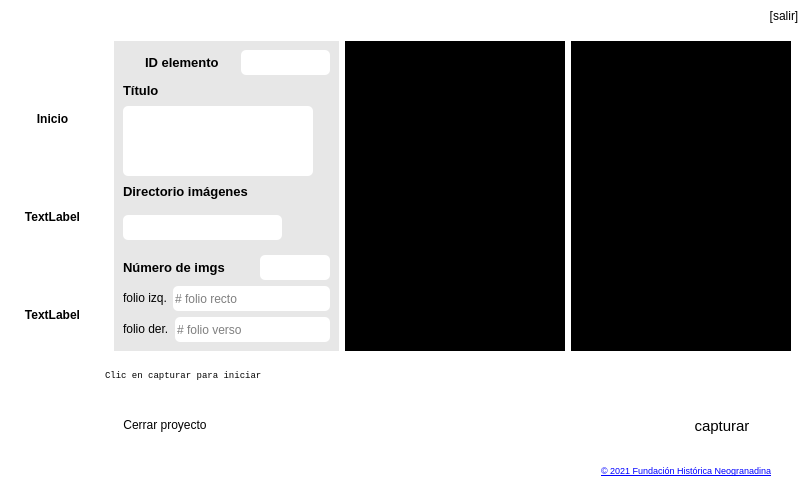
First picture: the form in main.ui, repository neogranadina/neo_escan, before the edit.
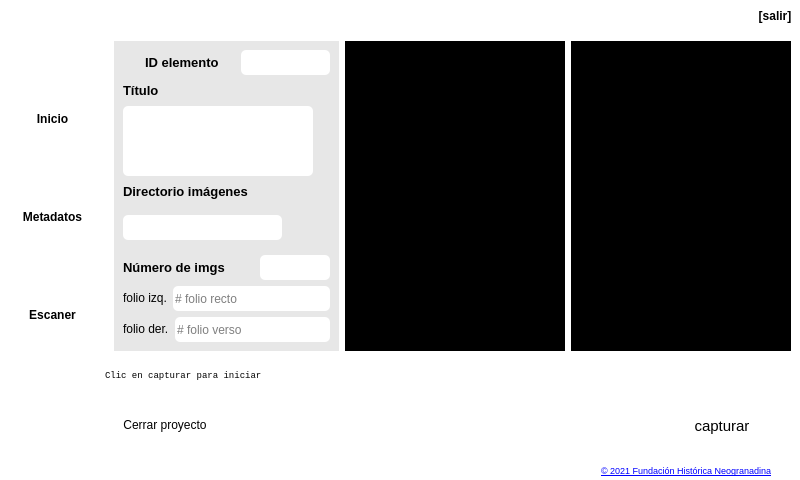
Second picture: the form after the edit. Icons and pictures are not drawn.

Commit message: correción de estilo

Diff of the .ui file:
```diff
--- a/main.ui
+++ b/main.ui
@@ -131,6 +131,12 @@
        </item>
        <item>
         <widget class="QLabel" name="versionLabel">
+         <property name="font">
+          <font>
+           <weight>75</weight>
+           <bold>true</bold>
+          </font>
+         </property>
          <property name="styleSheet">
           <string notr="true">padding-right: 10px;
 background-color: transparent;
@@ -148,16 +154,22 @@
         <widget class="QPushButton" name="closeButton">
          <property name="minimumSize">
           <size>
-           <width>32</width>
+           <width>50</width>
            <height>32</height>
           </size>
          </property>
          <property name="maximumSize">
           <size>
-           <width>32</width>
+           <width>50</width>
            <height>16777215</height>
           </size>
          </property>
+         <property name="font">
+          <font>
+           <weight>75</weight>
+           <bold>true</bold>
+          </font>
+         </property>
          <property name="cursor">
           <cursorShape>PointingHandCursor</cursorShape>
          </property>
@@ -229,28 +241,28 @@
            <active>
             <colorrole role="Button">
              <brush brushstyle="SolidPattern">
-              <color alpha="178">
-               <red>0</red>
-               <green>0</green>
-               <blue>0</blue>
+              <color alpha="255">
+               <red>255</red>
+               <green>255</green>
+               <blue>255</blue>
               </color>
              </brush>
             </colorrole>
             <colorrole role="Base">
              <brush brushstyle="SolidPattern">
-              <color alpha="178">
-               <red>0</red>
-               <green>0</green>
-               <blue>0</blue>
+              <color alpha="255">
+               <red>255</red>
+               <green>255</green>
+               <blue>255</blue>
               </color>
              </brush>
             </colorrole>
             <colorrole role="Window">
              <brush brushstyle="SolidPattern">
-              <color alpha="178">
-               <red>0</red>
-               <green>0</green>
-               <blue>0</blue>
+              <color alpha="255">
+               <red>255</red>
+               <green>255</green>
+               <blue>255</blue>
               </color>
              </brush>
             </colorrole>
@@ -258,28 +270,28 @@
            <inactive>
             <colorrole role="Button">
              <brush brushstyle="SolidPattern">
-              <color alpha="178">
-               <red>0</red>
-               <green>0</green>
-               <blue>0</blue>
+              <color alpha="255">
+               <red>255</red>
+               <green>255</green>
+               <blue>255</blue>
               </color>
              </brush>
             </colorrole>
             <colorrole role="Base">
              <brush brushstyle="SolidPattern">
-              <color alpha="178">
-               <red>0</red>
-               <green>0</green>
-               <blue>0</blue>
+              <color alpha="255">
+               <red>255</red>
+               <green>255</green>
+               <blue>255</blue>
               </color>
              </brush>
             </colorrole>
             <colorrole role="Window">
              <brush brushstyle="SolidPattern">
-              <color alpha="178">
-               <red>0</red>
-               <green>0</green>
-               <blue>0</blue>
+              <color alpha="255">
+               <red>255</red>
+               <green>255</green>
+               <blue>255</blue>
               </color>
              </brush>
             </colorrole>
@@ -287,28 +299,28 @@
            <disabled>
             <colorrole role="Button">
              <brush brushstyle="SolidPattern">
-              <color alpha="178">
-               <red>0</red>
-               <green>0</green>
-               <blue>0</blue>
+              <color alpha="255">
+               <red>255</red>
+               <green>255</green>
+               <blue>255</blue>
               </color>
              </brush>
             </colorrole>
             <colorrole role="Base">
              <brush brushstyle="SolidPattern">
-              <color alpha="178">
-               <red>0</red>
-               <green>0</green>
-               <blue>0</blue>
+              <color alpha="255">
+               <red>255</red>
+               <green>255</green>
+               <blue>255</blue>
               </color>
              </brush>
             </colorrole>
             <colorrole role="Window">
              <brush brushstyle="SolidPattern">
-              <color alpha="178">
-               <red>0</red>
-               <green>0</green>
-               <blue>0</blue>
+              <color alpha="255">
+               <red>255</red>
+               <green>255</green>
+               <blue>255</blue>
               </color>
              </brush>
             </colorrole>
@@ -527,7 +539,7 @@
                   </font>
                  </property>
                  <property name="text">
-                  <string>TextLabel</string>
+                  <string>Metadatos</string>
                  </property>
                  <property name="alignment">
                   <set>Qt::AlignCenter</set>
@@ -590,7 +602,7 @@
                   </font>
                  </property>
                  <property name="text">
-                  <string>TextLabel</string>
+                  <string>Escaner</string>
                  </property>
                  <property name="alignment">
                   <set>Qt::AlignCenter</set>
@@ -603,17 +615,14 @@
            </widget>
           </item>
           <item>
-           <spacer name="verticalSpacer">
-            <property name="orientation">
-             <enum>Qt::Vertical</enum>
+           <widget class="QFrame" name="emptyframe">
+            <property name="frameShape">
+             <enum>QFrame::StyledPanel</enum>
             </property>
-            <property name="sizeHint" stdset="0">
-             <size>
-              <width>20</width>
-              <height>384</height>
-             </size>
+            <property name="frameShadow">
+             <enum>QFrame::Raised</enum>
             </property>
-           </spacer>
+           </widget>
           </item>
          </layout>
         </widget>
```
Left out of the diff: 4 changed lines with no effect on the pictures. The commit also changes 2 other files.
